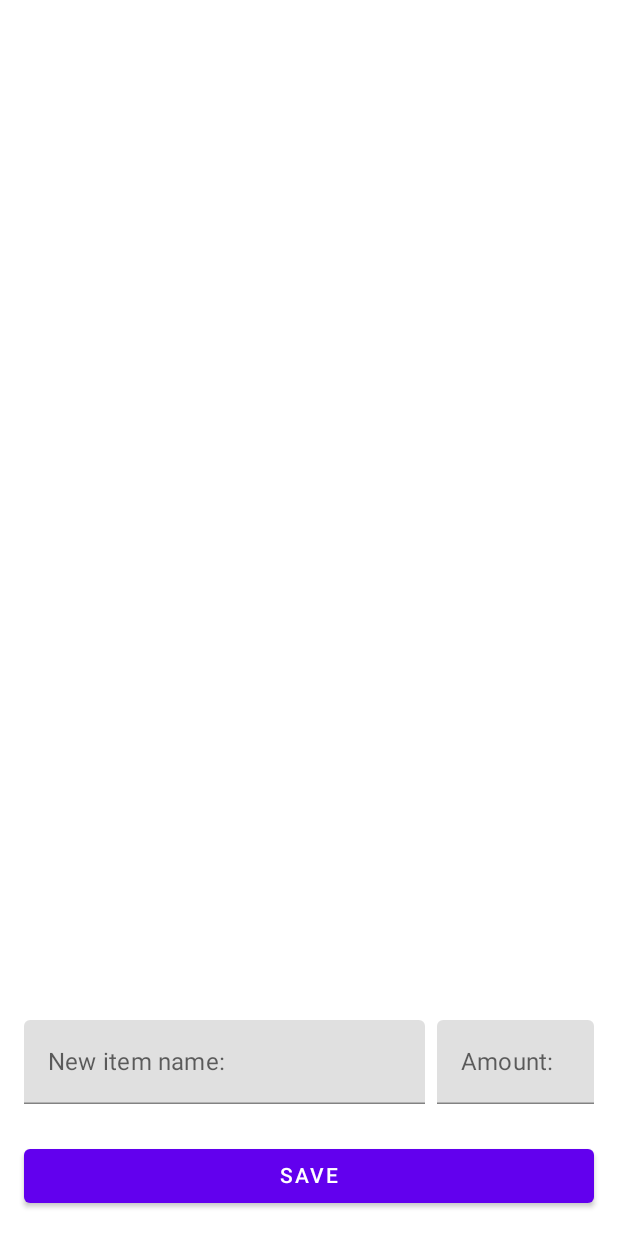
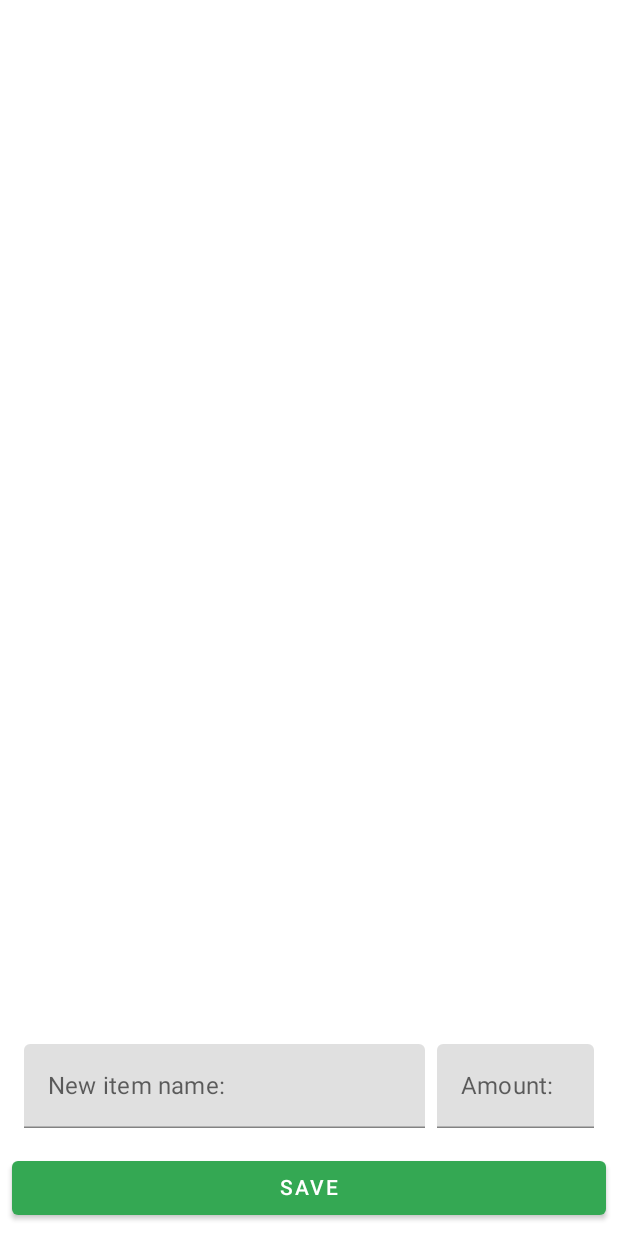
Before and after one commit to ShinyRa/Grosharies, an Android app built with Jetpack Compose: the composable EditList shown on its own in the app's theme, on a phone screen of 412 x 824 dp. Run offline under Robolectric (Android 15) with nearby library versions, the phone set to English and light mode, and no system bars; 3 statements that could not run were skipped.

Commit message:
Fixed the bug that crashed the app when clicking on SAVE button on the Edit list tab

```diff
--- a/app/src/main/java/com/example/grosharies/ui/groceryList/EditList.kt
+++ b/app/src/main/java/com/example/grosharies/ui/groceryList/EditList.kt
@@ -10,15 +10,19 @@ import androidx.compose.ui.Modifier
 import androidx.compose.ui.unit.dp
 import androidx.navigation.NavController
 import com.example.grosharies.data.ListItem.ListItem
+import com.example.grosharies.ui.common.MainButton
+import com.example.grosharies.ui.navigation.Screen
 import com.example.grosharies.ui.theme.GroshariesTheme
 
 @Composable
-fun EditList(GroupId: String? = null, listId: String? = null, navController: NavController) {
+fun EditList(groupId: String? = null, listId: String? = null, navController: NavController) {
 
     fun SaveEdit() {
-        navController.navigate("list/view/${GroupId}")
+        navController.navigate(Screen.GroupDetail.withArgs(groupId.toString()))
+
         // TODO: send edited values to the overview
     }
+
 
     GroshariesTheme {
         val groceryList =
@@ -134,13 +138,15 @@ fun EditList(GroupId: String? = null, listId: String? = null, navController: Nav
                             )
                     )
                 }
-                Button(
-                    onClick = { SaveEdit() }, modifier = Modifier
-                        .fillMaxWidth()
-                        .padding(16.dp)
-                ) {
-                    Text(text = "SAVE")
-                }
+                MainButton(text = "SAVE", onClickListener = { SaveEdit() })
+
+//                Button(
+//                    onClick = { finishShopping() }, modifier = Modifier
+//                        .fillMaxWidth()
+//                        .padding(16.dp)
+//                ) {
+//                    Text(text = "SAVE")
+//                }
             }
         }
     }
```
